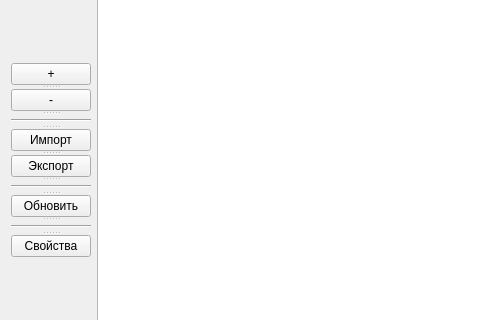
Above: BirdHouse/BirdHouse.ui from AnatolySolovyev12/BirdHouse before the change; both pictures show x 0 to 480 and y 135 to 455 of the 1265 by 596 pixel window. Below: the same form after it.
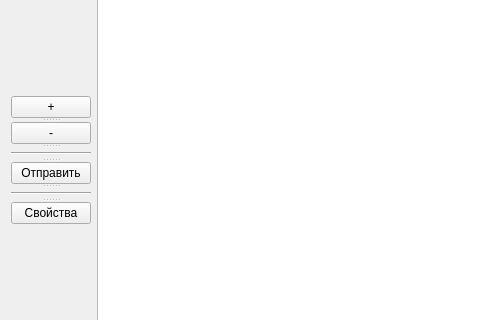
That is the form after the change.

Diff of the .ui file:
```diff
--- a/BirdHouse/BirdHouse.ui
+++ b/BirdHouse/BirdHouse.ui
@@ -32,7 +32,7 @@
       <property name="maximumSize">
        <size>
         <width>75</width>
-        <height>214</height>
+        <height>141</height>
        </size>
       </property>
       <property name="orientation">
@@ -66,51 +66,6 @@
         <string>-</string>
        </property>
       </widget>
-      <widget class="Line" name="line_2">
-       <property name="sizePolicy">
-        <sizepolicy hsizetype="Fixed" vsizetype="Fixed">
-         <horstretch>0</horstretch>
-         <verstretch>0</verstretch>
-        </sizepolicy>
-       </property>
-       <property name="minimumSize">
-        <size>
-         <width>0</width>
-         <height>10</height>
-        </size>
-       </property>
-       <property name="orientation">
-        <enum>Qt::Horizontal</enum>
-       </property>
-      </widget>
-      <widget class="QPushButton" name="pushButtonImport">
-       <property name="sizePolicy">
-        <sizepolicy hsizetype="Fixed" vsizetype="Fixed">
-         <horstretch>0</horstretch>
-         <verstretch>0</verstretch>
-        </sizepolicy>
-       </property>
-       <property name="toolTip">
-        <string>Imports an object tree into XML</string>
-       </property>
-       <property name="text">
-        <string>Импорт</string>
-       </property>
-      </widget>
-      <widget class="QPushButton" name="pushButtonExport">
-       <property name="sizePolicy">
-        <sizepolicy hsizetype="Fixed" vsizetype="Fixed">
-         <horstretch>0</horstretch>
-         <verstretch>0</verstretch>
-        </sizepolicy>
-       </property>
-       <property name="toolTip">
-        <string>Exports an object tree from XML</string>
-       </property>
-       <property name="text">
-        <string>Экспорт</string>
-       </property>
-      </widget>
       <widget class="Line" name="line_3">
        <property name="sizePolicy">
         <sizepolicy hsizetype="Fixed" vsizetype="Fixed">
@@ -139,7 +94,7 @@
         <string>Refresh control parameters for control object</string>
        </property>
        <property name="text">
-        <string>Обновить</string>
+        <string>Отправить</string>
        </property>
       </widget>
       <widget class="Line" name="line_4">
```
